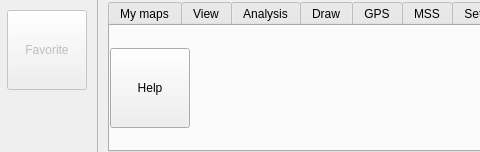
kadas-albireo/kadas-albireo, file src/ui/qgsribbontopwidget.ui: the form before one commit; both pictures show x 273 to 753 and y 0 to 152 of the 1081 by 152 pixel window.
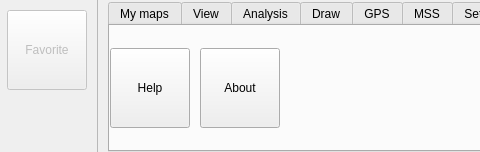
The form after the commit. The open tabs and pages were chosen to show the change. Icons and pictures are not drawn. Custom widgets are drawn as their Qt base class.

Commit message: Add about button and build date variable

The edit to the form file:
```diff
--- a/src/ui/qgsribbontopwidget.ui
+++ b/src/ui/qgsribbontopwidget.ui
@@ -2052,7 +2052,7 @@
             </property>
            </widget>
           </item>
-          <item row="0" column="1">
+          <item row="0" column="2">
            <spacer name="horizontalSpacer_8">
             <property name="orientation">
              <enum>Qt::Horizontal</enum>
@@ -2065,6 +2065,31 @@
             </property>
            </spacer>
           </item>
+          <item row="0" column="1">
+           <widget class="QgsRibbonButton" name="mAboutButton">
+            <property name="sizePolicy">
+             <sizepolicy hsizetype="MinimumExpanding" vsizetype="Fixed">
+              <horstretch>0</horstretch>
+              <verstretch>0</verstretch>
+             </sizepolicy>
+            </property>
+            <property name="minimumSize">
+             <size>
+              <width>0</width>
+              <height>80</height>
+             </size>
+            </property>
+            <property name="maximumSize">
+             <size>
+              <width>80</width>
+              <height>80</height>
+             </size>
+            </property>
+            <property name="text">
+             <string>About</string>
+            </property>
+           </widget>
+          </item>
          </layout>
         </widget>
        </widget>
```
Left out of the diff: 12 changed lines with no effect on the pictures. The commit also changes 6 other files.
